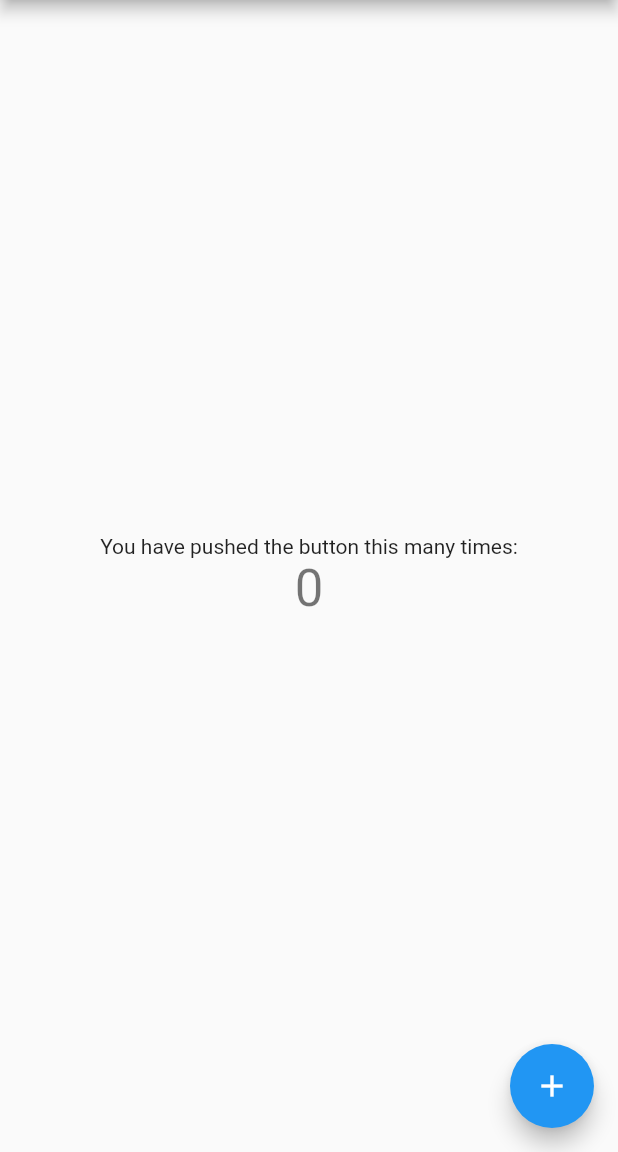
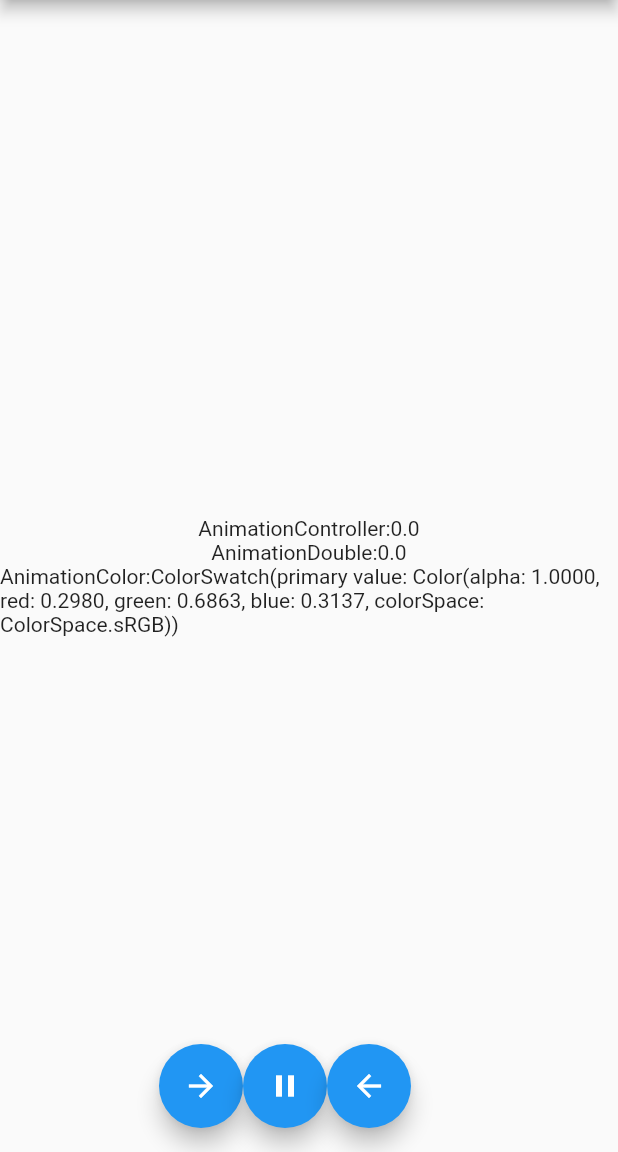
Before and after one commit to adShoheiTerashima/flutter-hello-world, a Flutter app: the screen it shows after launch, on a phone screen of 412 x 824 dp, the part 84-1236 px from its top. Run offline on Flutter 3.47's test engine with Material 2 defaults, Android fonts, the phone set to English and light mode, and no system bars.

Commit message:
done beginner animation

```diff
--- a/lib/main.dart
+++ b/lib/main.dart
@@ -13,15 +13,6 @@ class MyApp extends StatelessWidget {
     return MaterialApp(
       title: 'Flutter Demo',
       theme: ThemeData(
-        // This is the theme of your application.
-        //
-        // Try running your application with "flutter run". You'll see the
-        // application has a blue toolbar. Then, without quitting the app, try
-        // changing the primarySwatch below to Colors.green and then invoke
-        // "hot reload" (press "r" in the console where you ran "flutter run",
-        // or simply save your changes to "hot reload" in a Flutter IDE).
-        // Notice that the counter didn't reset back to zero; the application
-        // is not restarted.
         primarySwatch: Colors.blue,
       ),
       home: const MyHomePage(title: 'Flutter Demo Home Page'),
@@ -32,84 +23,91 @@ class MyApp extends StatelessWidget {
 class MyHomePage extends StatefulWidget {
   const MyHomePage({Key? key, required this.title}) : super(key: key);
 
-  // This widget is the home page of your application. It is stateful, meaning
-  // that it has a State object (defined below) that contains fields that affect
-  // how it looks.
-
-  // This class is the configuration for the state. It holds the values (in this
-  // case the title) provided by the parent (in this case the App widget) and
-  // used by the build method of the State. Fields in a Widget subclass are
-  // always marked "final".
-
   final String title;
 
   @override
   State<MyHomePage> createState() => _MyHomePageState();
 }
 
-class _MyHomePageState extends State<MyHomePage> {
-  int _counter = 0;
+class _MyHomePageState extends State<MyHomePage> with TickerProviderStateMixin {
+  late AnimationController _animationControler;
+  late Animation<double> _animationDouble;
+  Tween<double> _tweenDouble = Tween(begin: 0.0, end: 200.0);
+  late Animation<Color?> _animationColor;
+  ColorTween _tweenColor = ColorTween(begin: Colors.green, end: Colors.blue);
 
-  void _incrementCounter() {
+  _play() async {
     setState(() {
-      // This call to setState tells the Flutter framework that something has
-      // changed in this State, which causes it to rerun the build method below
-      // so that the display can reflect the updated values. If we changed
-      // _counter without calling setState(), then the build method would not be
-      // called again, and so nothing would appear to happen.
-      _counter++;
+      _animationControler.forward();
+    });
+  }
+
+  _stop() async {
+    setState(() {
+      _animationControler.stop();
+    });
+  }
+
+  _reverse() async {
+    setState(() {
+      _animationControler.reverse();
     });
   }
 
   @override
+  void initState() {
+    super.initState();
+    _animationControler =
+        AnimationController(vsync: this, duration: Duration(seconds: 3));
+
+    _animationDouble = _tweenDouble.animate(_animationControler);
+    _animationDouble.addListener(() {
+      setState(() {});
+    });
+    _animationColor = _tweenColor.animate(_animationControler);
+    _animationColor.addListener(() {
+      setState(() {});
+    });
+  }
+
+  @override
+  void dispose() {
+    _animationControler.dispose();
+    super.dispose();
+  }
+
+  @override
   Widget build(BuildContext context) {
-    // This method is rerun every time setState is called, for instance as done
-    // by the _incrementCounter method above.
-    //
-    // The Flutter framework has been optimized to make rerunning build methods
-    // fast, so that you can just rebuild anything that needs updating rather
-    // than having to individually change instances of widgets.
     return Scaffold(
       appBar: AppBar(
-        // Here we take the value from the MyHomePage object that was created by
-        // the App.build method, and use it to set our appbar title.
         title: Text(widget.title),
       ),
       body: Center(
-        // Center is a layout widget. It takes a single child and positions it
-        // in the middle of the parent.
         child: Column(
-          // Column is also a layout widget. It takes a list of children and
-          // arranges them vertically. By default, it sizes itself to fit its
-          // children horizontally, and tries to be as tall as its parent.
-          //
-          // Invoke "debug painting" (press "p" in the console, choose the
-          // "Toggle Debug Paint" action from the Flutter Inspector in Android
-          // Studio, or the "Toggle Debug Paint" command in Visual Studio Code)
-          // to see the wireframe for each widget.
-          //
-          // Column has various properties to control how it sizes itself and
-          // how it positions its children. Here we use mainAxisAlignment to
-          // center the children vertically; the main axis here is the vertical
-          // axis because Columns are vertical (the cross axis would be
-          // horizontal).
           mainAxisAlignment: MainAxisAlignment.center,
           children: <Widget>[
-            const Text(
-              'You have pushed the button this many times:',
-            ),
-            Text(
-              '$_counter',
-              style: Theme.of(context).textTheme.headline4,
+            Text("AnimationController:${_animationControler.value}"),
+            Text("AnimationDouble:${_animationDouble.value}"),
+            Text("AnimationColor:${_animationColor.value}"),
+            SizeTransition(
+              sizeFactor: _animationControler,
+              child: Center(
+                  child: SizedBox(
+                      width: _animationDouble.value,
+                      height: _animationDouble.value,
+                      child: Container(color: _animationColor.value))),
             ),
           ],
         ),
       ),
-      floatingActionButton: FloatingActionButton(
-        onPressed: _incrementCounter,
-        tooltip: 'Increment',
-        child: const Icon(Icons.add),
-      ), // This trailing comma makes auto-formatting nicer for build methods.
+      floatingActionButton:
+          Row(mainAxisAlignment: MainAxisAlignment.center, children: [
+        FloatingActionButton(
+            onPressed: _play, child: Icon(Icons.arrow_forward)),
+        FloatingActionButton(onPressed: _stop, child: Icon(Icons.pause)),
+        FloatingActionButton(
+            onPressed: _reverse, child: Icon(Icons.arrow_back)),
+      ]),
     );
   }
 }
```
